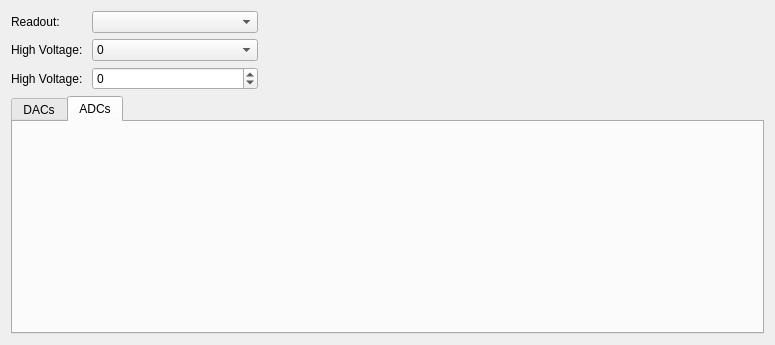
Qt form slsDetectorGui/forms/form_tab_developer.ui (slsdetectorgroup/slsDetectorPackage) before a commit.
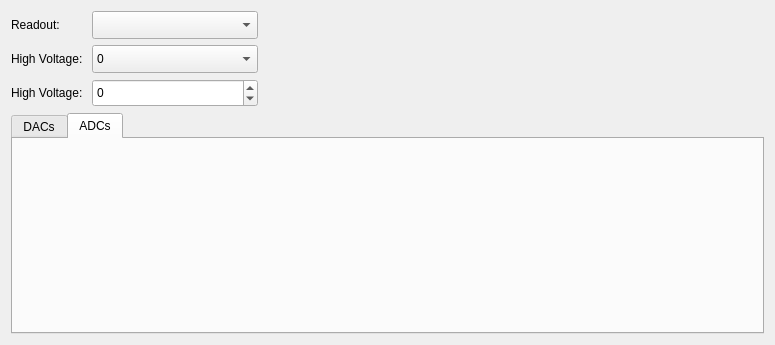
The same form after that commit.

Commit message: minor: changed interrupted acq help (clearbusy), gui look in mythen3 developer tab

What changed in the file:
```diff
--- a/slsDetectorGui/forms/form_tab_developer.ui
+++ b/slsDetectorGui/forms/form_tab_developer.ui
@@ -53,6 +53,12 @@
        <verstretch>0</verstretch>
       </sizepolicy>
      </property>
+     <property name="minimumSize">
+      <size>
+       <width>0</width>
+       <height>28</height>
+      </size>
+     </property>
     </widget>
    </item>
    <item row="0" column="2">
@@ -95,6 +101,12 @@
        <verstretch>0</verstretch>
       </sizepolicy>
      </property>
+     <property name="minimumSize">
+      <size>
+       <width>0</width>
+       <height>28</height>
+      </size>
+     </property>
      <property name="toolTip">
       <string>&lt;html&gt;&lt;head/&gt;&lt;body&gt;&lt;p&gt;High Voltage&lt;/p&gt;&lt;p&gt; #vhighvoltage#&lt;/p&gt;&lt;/body&gt;&lt;/html&gt;</string>
      </property>
@@ -159,6 +171,12 @@
        <verstretch>0</verstretch>
       </sizepolicy>
      </property>
+     <property name="minimumSize">
+      <size>
+       <width>0</width>
+       <height>28</height>
+      </size>
+     </property>
      <property name="toolTip">
       <string>&lt;html&gt;&lt;head/&gt;&lt;body&gt;&lt;p&gt;High Voltage. Range: 60 - 200V. Swich off high voltage by setting to 0.&lt;/p&gt;&lt;p&gt;-1 corresponds to different values from detectors.&lt;/p&gt;&lt;p&gt;#vhighvoltage#&lt;/p&gt;&lt;/body&gt;&lt;/html&gt;</string>
      </property>
```
The commit also changes 1 other file.
